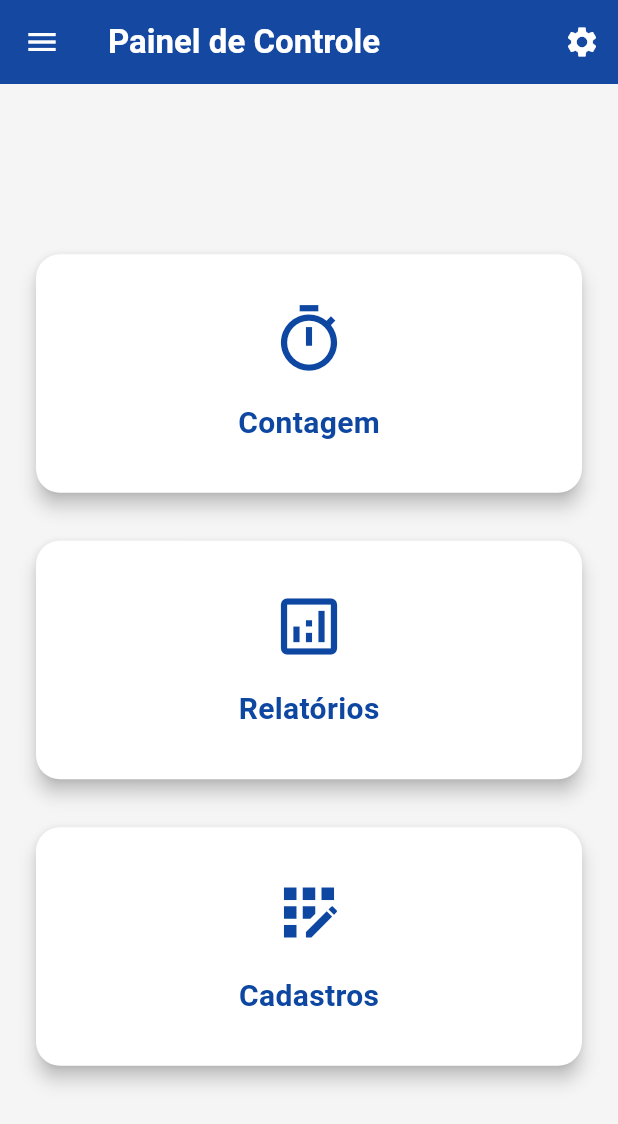
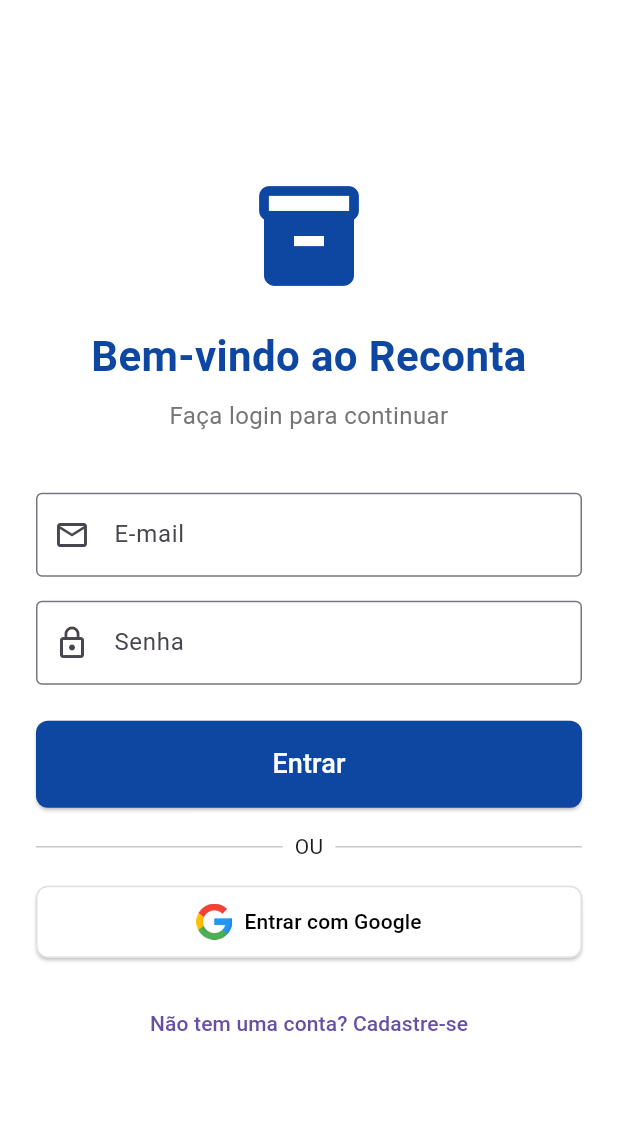
Before and after one commit to brunounky/reconta-app-flutter, a Flutter app: the screen it shows after launch, on a phone screen of 412 x 824 dp. Shown: the top 1124 px of the screen. Run offline on Flutter 3.47's test engine with Material 3 defaults, Android fonts, the phone set to English and light mode, and no system bars; our stand-ins replace cloud_firestore, firebase_auth, firebase_core, google_sign_in; accounts and stored records are empty.

Commit message:
Att e tentativa de criar login google

```diff
--- a/reconta_app/lib/main.dart
+++ b/reconta_app/lib/main.dart
@@ -1,7 +1,7 @@
 import 'package:flutter/material.dart';
 import 'package:firebase_core/firebase_core.dart';
+import 'package:reconta_app/src/auth/presentation/auth_gate.dart';
 import 'firebase_options.dart';
-import 'package:reconta_app/src/inicial/presentation/tela_opcoes.dart';
 
 Future<void> main() async {
   WidgetsFlutterBinding.ensureInitialized();
@@ -17,7 +17,8 @@
   @override
   Widget build(BuildContext context) {
     return const MaterialApp(
-      home: TelaOpcoes(),
+      debugShowCheckedModeBanner: false,
+      home: AuthGate(),
     );
   }
 }
--- /dev/null
+++ b/reconta_app/lib/src/auth/presentation/auth_gate.dart
@@ -0,0 +1,25 @@
+import 'package:firebase_auth/firebase_auth.dart';
+import 'package:flutter/material.dart';
+import 'package:reconta_app/src/auth/presentation/auth_service.dart';
+import 'package:reconta_app/src/auth/presentation/login_screen.dart';
+import 'package:reconta_app/src/inicial/presentation/tela_opcoes.dart';
+
+class AuthGate extends StatelessWidget {
+  const AuthGate({super.key});
+
+  @override
+  Widget build(BuildContext context) {
+    return StreamBuilder<User?>(
+      stream: AuthService().authStateChanges,
+      builder: (context, snapshot) {
+        if (snapshot.connectionState == ConnectionState.waiting) {
+          return const Center(child: CircularProgressIndicator());
+        }
+        if (snapshot.hasData) {
+          return const TelaOpcoes();
+        }
+        return const LoginScreen();
+      },
+    );
+  }
+}
--- /dev/null
+++ b/reconta_app/lib/src/auth/presentation/login_screen.dart
@@ -0,0 +1,188 @@
+import 'package:flutter/material.dart';
+import 'package:reconta_app/src/auth/presentation/auth_service.dart';
+import 'package:reconta_app/src/auth/presentation/registration_screen.dart';
+import 'package:firebase_auth/firebase_auth.dart';
+
+class LoginScreen extends StatefulWidget {
+  const LoginScreen({super.key});
+
+  @override
+  State<LoginScreen> createState() => _LoginScreenState();
+}
+
+class _LoginScreenState extends State<LoginScreen> {
+  final _formKey = GlobalKey<FormState>();
+  final _emailController = TextEditingController();
+  final _passwordController = TextEditingController();
+  final AuthService _authService = AuthService();
+  bool _isLoading = false;
+
+  @override
+  void dispose() {
+    _emailController.dispose();
+    _passwordController.dispose();
+    super.dispose();
+  }
+
+  Future<void> _signInWithEmail() async {
+    if (_formKey.currentState!.validate()) {
+      setState(() => _isLoading = true);
+      try {
+        await _authService.signInWithEmailAndPassword(
+          _emailController.text.trim(),
+          _passwordController.text.trim(),
+        );
+      } on FirebaseAuthException catch (e) {
+        if (!mounted) return;
+        ScaffoldMessenger.of(context).showSnackBar(
+          SnackBar(
+            content: Text(e.message ?? 'Ocorreu um erro.'),
+            backgroundColor: Colors.red,
+          ),
+        );
+      } finally {
+        if (mounted) {
+          setState(() => _isLoading = false);
+        }
+      }
+    }
+  }
+
+  Future<void> _signInWithGoogle() async {
+    setState(() => _isLoading = true);
+    try {
+      await _authService.signInWithGoogle();
+    } catch (e) {
+      if (!mounted) return;
+      ScaffoldMessenger.of(context).showSnackBar(
+        SnackBar(
+          content: Text('Erro ao fazer login com Google: $e'),
+          backgroundColor: Colors.red,
+        ),
+      );
+    } finally {
+      if (mounted) {
+        setState(() => _isLoading = false);
+      }
+    }
+  }
+
+  @override
+  Widget build(BuildContext context) {
+    const corPrimaria = Color(0xFF0D47A1);
+
+    return Scaffold(
+      backgroundColor: Colors.white,
+      body: SafeArea(
+        child: Center(
+          child: SingleChildScrollView(
+            padding: const EdgeInsets.symmetric(horizontal: 24.0),
+            child: Column(
+              mainAxisAlignment: MainAxisAlignment.center,
+              crossAxisAlignment: CrossAxisAlignment.stretch,
+              children: [
+                Icon(Icons.inventory, size: 80, color: corPrimaria),
+                const SizedBox(height: 20),
+                const Text(
+                  'Bem-vindo ao Reconta',
+                  textAlign: TextAlign.center,
+                  style: TextStyle(
+                    fontSize: 28,
+                    fontWeight: FontWeight.bold,
+                    color: corPrimaria,
+                  ),
+                ),
+                const SizedBox(height: 8),
+                Text(
+                  'Faça login para continuar',
+                  textAlign: TextAlign.center,
+                  style: TextStyle(fontSize: 16, color: Colors.grey.shade600),
+                ),
+                const SizedBox(height: 40),
+                Form(
+                  key: _formKey,
+                  child: Column(
+                    children: [
+                      TextFormField(
+                        controller: _emailController,
+                        decoration: const InputDecoration(
+                          labelText: 'E-mail',
+                          prefixIcon: Icon(Icons.email_outlined),
+                          border: OutlineInputBorder(),
+                        ),
+                        keyboardType: TextInputType.emailAddress,
+                        validator: (value) =>
+                            value!.isEmpty ? 'Por favor, insira seu e-mail' : null,
+                      ),
+                      const SizedBox(height: 16),
+                      TextFormField(
+                        controller: _passwordController,
+                        decoration: const InputDecoration(
+                          labelText: 'Senha',
+                          prefixIcon: Icon(Icons.lock_outline),
+                          border: OutlineInputBorder(),
+                        ),
+                        obscureText: true,
+                        validator: (value) =>
+                            value!.isEmpty ? 'Por favor, insira sua senha' : null,
+                      ),
+                    ],
+                  ),
+                ),
+                const SizedBox(height: 24),
+                _isLoading
+                    ? const Center(child: CircularProgressIndicator())
+                    : ElevatedButton(
+                        onPressed: _signInWithEmail,
+                        style: ElevatedButton.styleFrom(
+                          backgroundColor: corPrimaria,
+                          padding: const EdgeInsets.symmetric(vertical: 16),
+                          shape: RoundedRectangleBorder(
+                            borderRadius: BorderRadius.circular(8),
+                          ),
+                        ),
+                        child: const Text('Entrar', style: TextStyle(fontSize: 18, color: Colors.white)),
+                      ),
+                const SizedBox(height: 16),
+                const Row(
+                  children: [
+                    Expanded(child: Divider()),
+                    Padding(
+                      padding: EdgeInsets.symmetric(horizontal: 8.0),
+                      child: Text('OU'),
+                    ),
+                    Expanded(child: Divider()),
+                  ],
+                ),
+                const SizedBox(height: 16),
+                ElevatedButton.icon(
+                  onPressed: _signInWithGoogle,
+                  icon: Image.asset('assets/google_logo.png', height: 24.0),
+                  label: const Text('Entrar com Google'),
+                  style: ElevatedButton.styleFrom(
+                    foregroundColor: Colors.black,
+                    backgroundColor: Colors.white,
+                    side: BorderSide(color: Colors.grey.shade300),
+                    padding: const EdgeInsets.symmetric(vertical: 12),
+                    shape: RoundedRectangleBorder(
+                      borderRadius: BorderRadius.circular(8),
+                    ),
+                  ),
+                ),
+                const SizedBox(height: 20),
+                TextButton(
+                  onPressed: () {
+                    Navigator.of(context).push(MaterialPageRoute(
+                      builder: (context) => const RegistrationScreen(),
+                    ));
+                  },
+                  child: const Text('Não tem uma conta? Cadastre-se'),
+                ),
+              ],
+            ),
+          ),
+        ),
+      ),
+    );
+  }
+}
--- a/reconta_app/pubspec.yaml
+++ b/reconta_app/pubspec.yaml
@@ -12,6 +12,8 @@
   cupertino_icons: ^1.0.2
   firebase_core: ^2.24.2
   cloud_firestore: ^4.9.3
+  firebase_auth: ^4.17.8
+  google_sign_in: ^6.2.1
 
 dev_dependencies:
   flutter_test:
@@ -20,3 +22,5 @@
 
 flutter:
   uses-material-design: true
+  assets:
+    - assets/
```
Also changed, not shown: reconta_app/lib/src/auth/presentation/auth_service.dart (added, +68 -0 lines), reconta_app/lib/src/auth/presentation/registration_screen.dart (added, +137 -0 lines), reconta_app/assets/google_logo.png (added), reconta_app/pubspec.lock, 3 other files.
